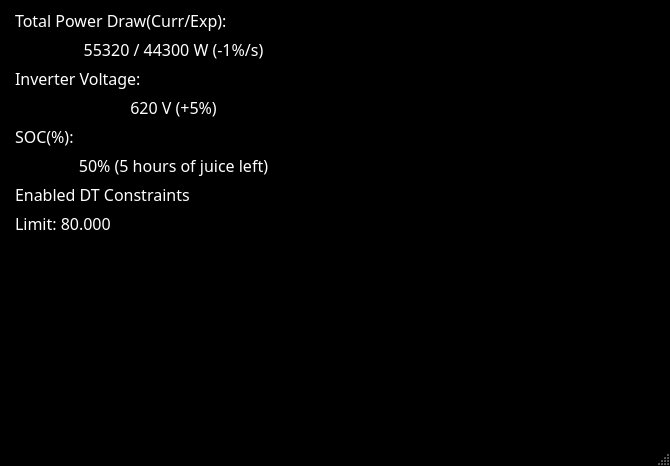
This is src/voidsterdebugwindow.ui in FSLART/volante_alpha_qt as Qt 5 draws it before an edit. The edited form follows.
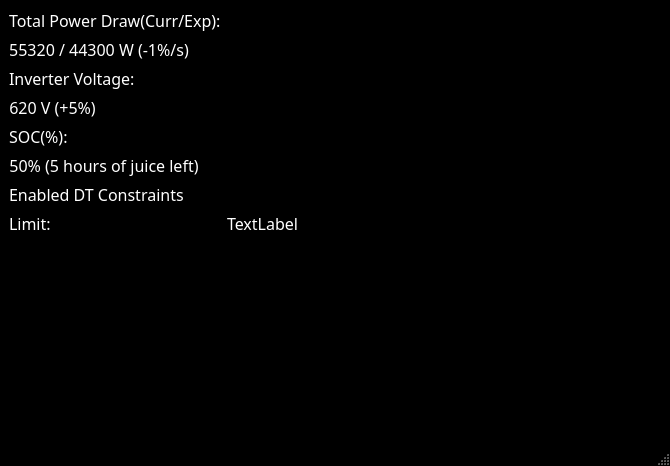
This is the edited form. Custom widgets are drawn as their Qt base class.

Commit message: Better Debug Window

What changed in the file:
```diff
--- a/src/voidsterdebugwindow.ui
+++ b/src/voidsterdebugwindow.ui
@@ -487,7 +487,14 @@
        <layout class="QVBoxLayout" name="LeftVerticalLayout">
         <item>
          <layout class="QFormLayout" name="LeftFormlayout">
-          <item row="3" column="1">
+          <item row="0" column="0">
+           <widget class="QLabel" name="label">
+            <property name="text">
+             <string>Total Power Draw(Curr/Exp):</string>
+            </property>
+           </widget>
+          </item>
+          <item row="1" column="0">
            <widget class="FLabel" name="TotalPowerDraw_Label">
             <property name="text">
              <string>55320 / 44300 W (-1%/s)</string>
@@ -503,14 +510,14 @@
             </property>
            </widget>
           </item>
-          <item row="4" column="1">
+          <item row="2" column="0">
            <widget class="QLabel" name="InverterVoltage_Prefix">
             <property name="text">
              <string>Inverter Voltage:</string>
             </property>
            </widget>
           </item>
-          <item row="5" column="1">
+          <item row="3" column="0">
            <widget class="FLabel" name="InverterVoltage_Label">
             <property name="text">
              <string>620 V (+5%)</string>
@@ -520,14 +527,14 @@
             </property>
            </widget>
           </item>
-          <item row="6" column="1">
+          <item row="4" column="0">
            <widget class="QLabel" name="SOC_Prefix">
             <property name="text">
              <string>SOC(%):</string>
             </property>
            </widget>
           </item>
-          <item row="7" column="1">
+          <item row="5" column="0">
            <widget class="FLabel" name="SOC_Label">
             <property name="text">
              <string>50% (5 hours of juice left)</string>
@@ -537,24 +544,24 @@
             </property>
            </widget>
           </item>
-          <item row="8" column="1">
+          <item row="6" column="0">
            <widget class="QLabel" name="DTConstraints_Prefix">
             <property name="text">
              <string>Enabled DT Constraints</string>
             </property>
            </widget>
           </item>
-          <item row="9" column="1">
+          <item row="7" column="0">
            <widget class="QLabel" name="DTConstraints_Label">
             <property name="text">
-             <string>Limit: 80.000</string>
+             <string>Limit:</string>
             </property>
            </widget>
           </item>
-          <item row="2" column="1">
-           <widget class="QLabel" name="label">
+          <item row="7" column="1">
+           <widget class="QLabel" name="label_2">
             <property name="text">
-             <string>Total Power Draw(Curr/Exp):</string>
+             <string>TextLabel</string>
             </property>
            </widget>
           </item>
```
